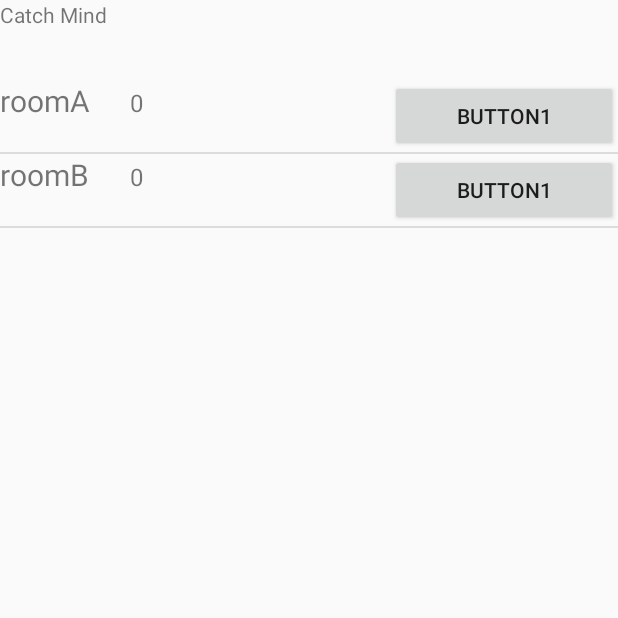
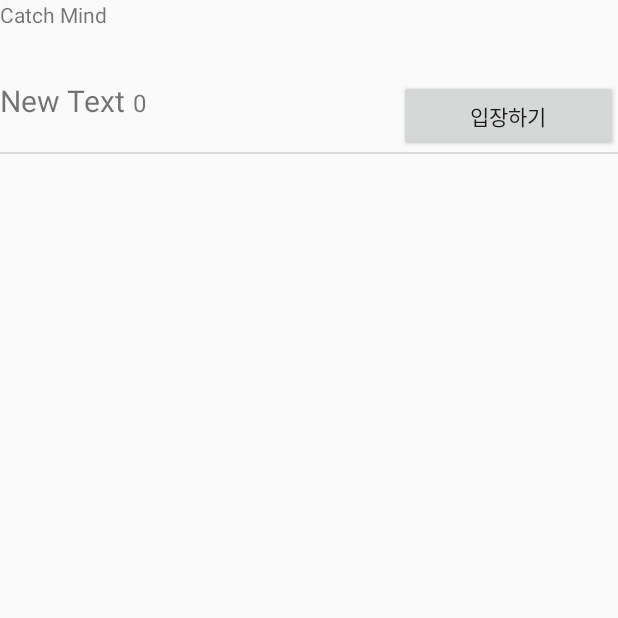
Before and after one commit to guswjd2103/week2, an Android app: the fragment ThirdFragment shown on its own in the app's theme, on a phone screen of 412 x 824 dp, the top half of it. Run offline under Robolectric (Android 15) with nearby library versions, the phone set to English and light mode, and no system bars; libraries missing offline, so code that uses them is left out: io.socket.client, io.socket.emitter; 7 statements that could not run were skipped.

Commit message:
add socket code
add socket code in third fragment

```diff
--- a/app/src/main/java/com/example/week1_contact/ThirdFragAdapter.java
+++ b/app/src/main/java/com/example/week1_contact/ThirdFragAdapter.java
@@ -17,15 +17,17 @@ import java.util.ArrayList;
 
 public class ThirdFragAdapter extends BaseAdapter {
 
-    private ArrayList<Room> players = new ArrayList<Room>();
+    private ArrayList<Room> roomList = new ArrayList<Room>();
+    private String userName;
 
-    public ThirdFragAdapter(ArrayList<Room> players){
-        this.players = players;
+    public ThirdFragAdapter(ArrayList<Room> roomList, String userName){
+        this.userName = userName;
+        this.roomList = roomList;
     }
 
     @Override
     public int getCount() {
-        return players.size();
+        return roomList.size();
     }
 
     @Override
@@ -37,19 +39,20 @@ public class ThirdFragAdapter extends BaseAdapter {
             LayoutInflater inflater = (LayoutInflater)context.getSystemService(Context.LAYOUT_INFLATER_SERVICE);
             convertView = inflater.inflate(R.layout.connected_person, parent, false);
         }
+
         TextView nameTextView = (TextView) convertView.findViewById(R.id.userName);
         TextView scoreTextView = (TextView) convertView.findViewById(R.id.userScore);
         Button inviteButton = (Button) convertView.findViewById(R.id.inviteButton);
 
-        final Room player = players.get(position);
+        final Room room = roomList.get(position);
 
-        nameTextView.setText(player.getUserName());
-        scoreTextView.setText(player.getUserScore());
+        nameTextView.setText(room.getUserNum());
+        scoreTextView.setText(room.getUserScore());
         inviteButton.setOnClickListener(new View.OnClickListener(){
             @Override
             public void onClick(View v) {
                 Intent intent = new Intent(v.getContext(), gameActivity.class);
-                intent.putExtra("name", player.getUserName());
+                intent.putExtra("name", userName);
                 v.getContext().startActivity(intent);
             }
         });
@@ -63,7 +66,7 @@ public class ThirdFragAdapter extends BaseAdapter {
 
     @Override
     public Object getItem(int position) {
-        return players.get(position);
+        return roomList.get(position);
     }
 
 }
--- a/app/src/main/java/com/example/week1_contact/fragment/Room.java
+++ b/app/src/main/java/com/example/week1_contact/fragment/Room.java
@@ -2,21 +2,31 @@ package com.example.week1_contact.fragment;
 
 import android.net.Uri;
 
+import java.util.ArrayList;
+
 public class Room {
-    private String userName;
+    private ArrayList<String> userName;
+    private int userNum;
     private String userScore;
 
-    public void setUserName(String userName){
+
+    public void setUserName(ArrayList<String> userName){
         this.userName = userName;
     }
     public void setUserScore(String userScore){
         this.userScore = userScore;
     }
+    public void setUserNum(int userNum){
+        this.userNum = userNum;
+    }
 
-    public String getUserName(){
+    public ArrayList<String> getUserName(){
         return this.userName;
     }
     public String getUserScore(){
         return this.userScore;
     }
+    public int getUserNum(){
+        return this.userNum;
+    }
 }
--- a/app/src/main/java/com/example/week1_contact/fragment/ThirdFragment.java
+++ b/app/src/main/java/com/example/week1_contact/fragment/ThirdFragment.java
@@ -17,6 +17,7 @@ import com.example.week1_contact.ThirdFragAdapter;
 import org.json.JSONException;
 import org.json.JSONObject;
 
+import java.lang.reflect.Array;
 import java.net.URISyntaxException;
 import java.util.ArrayList;
 
@@ -27,10 +28,11 @@ import io.socket.emitter.Emitter;
 
 public class ThirdFragment extends Fragment {
 
-    private String TAG = "MainActivity";
+    private String TAG = "ThirdFragment";
     private Socket mSocket;
     private ArrayList<Room> rooms = new ArrayList<Room>();
     private String userName;
+    private ArrayList<String> userList;
 
     @Override
     public View onCreateView(LayoutInflater inflater, ViewGroup container, Bundle savedInstanceState) {
@@ -47,34 +49,39 @@ public class ThirdFragment extends Fragment {
             userName = bundle.getString("username");
         }
 
+
         //DB로 부터 player 정보 받아오는 부분/////
         Room roomA = new Room();
-        roomA.setUserName("roomA");
+        userList = roomA.getUserName();
+        if(!userList.contains(userName)) {
+            userList.add(userName);
+        }
+        int userNum = userList.size();
+        roomA.setUserNum(userNum);
         roomA.setUserScore("0");
-        Room roomB = new Room();
-        roomB.setUserName("roomB");
-        roomB.setUserScore("0");
+//        Room roomB = new Room();
+//        roomB.setUserName("roomB");
+//        roomB.setUserScore("0");
 
         rooms.add(roomA);
-        rooms.add(roomB);
+//        rooms.add(roomB);
         //////////////////////////////////////////
 
-        ThirdFragAdapter thirdFragAdapter = new ThirdFragAdapter(rooms);
+        ThirdFragAdapter thirdFragAdapter = new ThirdFragAdapter(rooms, userName);
         listview.setAdapter(thirdFragAdapter);
 
         try {
             mSocket = IO.socket("http://192.249.19.251:0280");
             mSocket.connect();
-            mSocket.on(Socket.EVENT_CONNECT, onConnect); //Socket.EVENT_CONNECT : 연결이 성공하면 발생하는 이벤트, onConnect : callback객체
+            mSocket.on(Socket.EVENT_CONNECT, onConnect); //Socket.EVENT_CONNECT : 연결이 성공하면 발생하는 이벤트, onConnect : callback 객체
             mSocket.on("serverMessage", onMessageReceived); // serverMessage 이벤트로 오는 메시지를 받기 위한 call back 객체 : onMessageReceived
-            mSocket.on("newUser", onNewUser); //서버에서 보내는 newUser이벤트로 오는 것을 받기 위한 객체
+//            mSocket.on("newUser", onNewUser); //서버에서 보내는 newUser이벤트로 오는 것을 받기 위한 객체
         } catch(URISyntaxException e) {
             e.printStackTrace();
         }
 
         return view;
     }
-
 
     // Socket서버에 connect 됨과 동시에 발생하는 객체
     private Emitter.Listener onConnect = new Emitter.Listener() {
@@ -100,12 +107,5 @@ public class ThirdFragment extends Fragment {
         }
     };
 
-    //서버 방 입장
-    private Emitter.Listener onNewUser = new Emitter.Listener() {
-        @Override
-        public void call(Object... args) {
-
-        }
-    };
 
 }
--- a/app/src/main/res/layout/connected_person.xml
+++ b/app/src/main/res/layout/connected_person.xml
@@ -28,7 +28,7 @@
     </LinearLayout>
 
     <Button
-        android:text="button1"
+        android:text="입장하기"
         android:id="@+id/inviteButton"
         android:layout_width="wrap_content"
         android:layout_height="match_parent"
--- a/app/src/main/res/layout/gameboard.xml
+++ b/app/src/main/res/layout/gameboard.xml
@@ -69,13 +69,14 @@
             android:layout_width="wrap_content"
             android:layout_height="wrap_content"
             android:ems="10"
-            android:inputType="textPersonName"/>
+            android:inputType="textPersonName"
+            android:text = "입력하세요"/>
 
         <Button
             android:id="@+id/answerButton"
             android:layout_width="wrap_content"
             android:layout_height="wrap_content"
-            android:text="SEND" />
+            android:text="제출" />
     </LinearLayout>
 
 </LinearLayout>
```
Also changed, not shown: app/src/main/java/com/example/week1_contact/gameActivity.java (+44 -2 lines).
